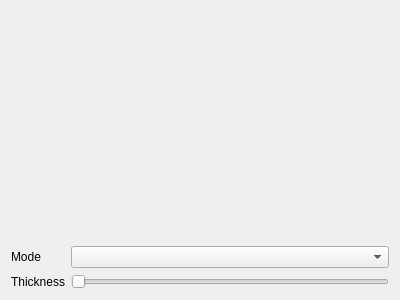
Qt form Effects/RotatingBeam/RotatingBeam.ui (DLdota/OpenRGBEffectsPlugin) before a commit.
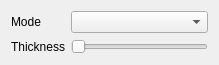
The same form after that commit. Custom widgets are drawn as their Qt base class.

The edit to the form file:
```diff
--- a/Effects/RotatingBeam/RotatingBeam.ui
+++ b/Effects/RotatingBeam/RotatingBeam.ui
@@ -6,45 +6,32 @@
    <rect>
     <x>0</x>
     <y>0</y>
-    <width>400</width>
-    <height>300</height>
+    <width>219</width>
+    <height>61</height>
    </rect>
   </property>
   <property name="windowTitle">
    <string>Form</string>
   </property>
   <layout class="QGridLayout" name="gridLayout">
+   <item row="0" column="1">
+    <widget class="QComboBox" name="mode"/>
+   </item>
    <item row="1" column="0">
+    <widget class="QLabel" name="label_2">
+     <property name="text">
+      <string>Thickness</string>
+     </property>
+    </widget>
+   </item>
+   <item row="0" column="0">
     <widget class="QLabel" name="label">
      <property name="text">
       <string>Mode</string>
      </property>
     </widget>
    </item>
-   <item row="0" column="0" colspan="2">
-    <spacer name="verticalSpacer">
-     <property name="orientation">
-      <enum>Qt::Vertical</enum>
-     </property>
-     <property name="sizeHint" stdset="0">
-      <size>
-       <width>20</width>
-       <height>40</height>
-      </size>
-     </property>
-    </spacer>
-   </item>
    <item row="1" column="1">
-    <widget class="QComboBox" name="mode"/>
-   </item>
-   <item row="2" column="0">
-    <widget class="QLabel" name="label_2">
-     <property name="text">
-      <string>Thickness</string>
-     </property>
-    </widget>
-   </item>
-   <item row="2" column="1">
     <widget class="QTooltipedSlider" name="thickness">
      <property name="orientation">
       <enum>Qt::Horizontal</enum>
```
